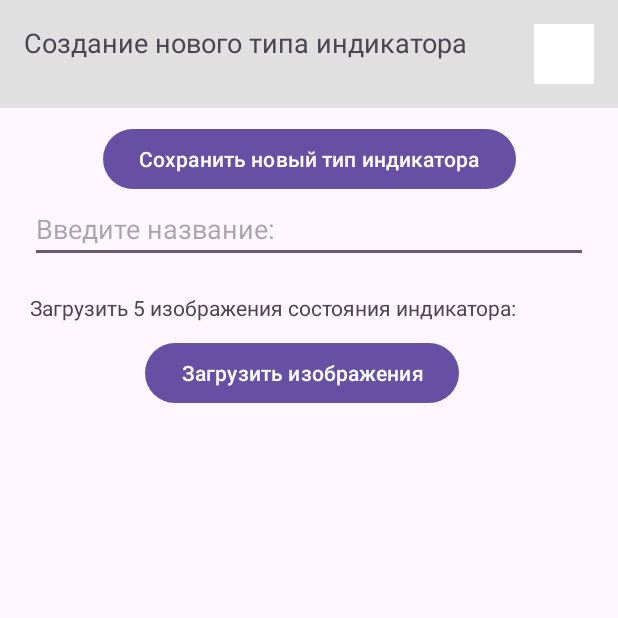
After one commit to NastyaKuznet/FocusTime, an Android app: the fragment NewTypeIndicatorFragment shown on its own in the app's theme, on a phone screen of 412 x 824 dp, the top half of it. The commit adds this screen. Run offline under Robolectric (Android 15) with nearby library versions, the phone set to English and light mode, and no system bars; libraries missing offline, so code that uses them is left out: by.kirich1409.viewbindingdelegate; 3 statements that could not run were skipped.

Commit message:
add type indicator

```diff
--- a/app/src/main/AndroidManifest.xml
+++ b/app/src/main/AndroidManifest.xml
@@ -3,6 +3,9 @@
     xmlns:tools="http://schemas.android.com/tools">
 
     <uses-permission android:name="android.permission.INTERNET"/>
+    <uses-permission android:name="android.permission.READ_MEDIA_IMAGES"
+        android:maxSdkVersion="32"/>
+    <uses-permission android:name="android.permission.READ_EXTERNAL_STORAGE" />
 
     <application
         android:name=".MyApplication"
--- /dev/null
+++ b/app/src/main/java/com/example/focustime/data/network/entities/request/AddImageBody.kt
@@ -0,0 +1,6 @@
+package com.example.focustime.data.network.entities.request
+
+data class AddImageBody(
+    val idType: Int,
+    val step: Int,
+)
--- a/app/src/main/java/com/example/focustime/di/AppBindsModule.kt
+++ b/app/src/main/java/com/example/focustime/di/AppBindsModule.kt
@@ -1,11 +1,7 @@
 package com.example.focustime.di
 
-import com.example.focustime.data.network.repositories.RemoteDatabaseRepository
-import com.example.focustime.data.network.repositories.RemoteDatabaseRepositoryImpl
-import com.example.focustime.domain.usecases.AuthorizationUserUseCase
-import com.example.focustime.domain.usecases.AuthorizationUserUseCaseImpl
-import com.example.focustime.domain.usecases.RegistrationUserUseCase
-import com.example.focustime.domain.usecases.RegistrationUserUseCaseImpl
+import com.example.focustime.data.network.repositories.*
+import com.example.focustime.domain.usecases.*
 import dagger.Binds
 import dagger.Module
 
@@ -21,4 +17,10 @@ interface AppBindsModule {
     @Binds
     fun bindRegistrationUserUseCase(repository: RegistrationUserUseCaseImpl): RegistrationUserUseCase
 
+    @Binds
+    fun bindUploadImageUseCase(repository: UploadImageUseCaseImpl): UploadImageUseCase
+
+    @Binds
+    fun bindAddTypeIndicatorUseCase(repository: AddTypeIndicatorUseCaseImpl): AddTypeIndicatorUseCase
+
 }
--- a/app/src/main/java/com/example/focustime/di/AppComponent.kt
+++ b/app/src/main/java/com/example/focustime/di/AppComponent.kt
@@ -2,6 +2,8 @@ package com.example.focustime.di
 
 import androidx.fragment.app.Fragment
 import com.example.focustime.presentation.authorization.AuthorizationFragment
+import com.example.focustime.presentation.createNewTypeIndicator.NewTypeIndicatorFragment
+import com.example.focustime.presentation.createTypeIndicator.CreateTypeIndicatorsFragment
 import com.example.focustime.presentation.registration.RegistrationFragment
 
 import dagger.Component
@@ -17,4 +19,6 @@ interface AppComponent {
 
     abstract fun inject(fragment: RegistrationFragment)
     abstract fun inject(fragment: AuthorizationFragment)
+    abstract fun inject(fragment: CreateTypeIndicatorsFragment)
+    abstract fun inject(fragment: NewTypeIndicatorFragment)
 }
--- a/app/src/main/java/com/example/focustime/di/ViewModelModule.kt
+++ b/app/src/main/java/com/example/focustime/di/ViewModelModule.kt
@@ -3,6 +3,7 @@ package com.example.focustime.di
 import androidx.lifecycle.ViewModel
 import androidx.lifecycle.ViewModelProvider
 import com.example.focustime.presentation.authorization.AuthorizationUserFragmentViewModel
+import com.example.focustime.presentation.createNewTypeIndicator.NewTypeIndicatorViewModel
 import com.example.focustime.presentation.registration.RegistrationUserFragmentViewModel
 import dagger.Binds
 import dagger.Module
@@ -23,4 +24,9 @@ abstract class ViewModelModule {
     @IntoMap
     @ViewModelKey(RegistrationUserFragmentViewModel::class)
     abstract fun bindRegistrationUserFragmentViewModel(viewModel: RegistrationUserFragmentViewModel): ViewModel
+
+    @Binds
+    @IntoMap
+    @ViewModelKey(NewTypeIndicatorViewModel::class)
+    abstract fun bindNewTypeIndicatorViewModel(viewModel: NewTypeIndicatorViewModel): ViewModel
 }
--- a/app/src/main/java/com/example/focustime/presentation/authorization/AuthorizationUserFragmentViewModel.kt
+++ b/app/src/main/java/com/example/focustime/presentation/authorization/AuthorizationUserFragmentViewModel.kt
@@ -25,12 +25,12 @@ class AuthorizationUserFragmentViewModel @Inject constructor(
         get() = _uiState
 
     fun authorization(nickname: String, password: String){
-        if(!UserValidation().validationRegistrationOrAuthorization(nickname, password)){
+        /*if(!UserValidation().validationRegistrationOrAuthorization(nickname, password)){
             _uiState.value = ResultUIUser(
                 User(0,"","",""),
                 ResultUIState.Error)
             return
-        }
+        }*/
 
         _uiState.value = ResultUIUser(
             User(0,"","",""),
--- /dev/null
+++ b/app/src/main/res/layout/fragment_new_type_indicator.xml
@@ -0,0 +1,86 @@
+<?xml version="1.0" encoding="utf-8"?>
+<ScrollView xmlns:android="http://schemas.android.com/apk/res/android"
+    android:layout_width="match_parent"
+    android:layout_height="match_parent"
+    xmlns:app="http://schemas.android.com/apk/res-auto">
+
+    <androidx.constraintlayout.widget.ConstraintLayout
+        android:layout_width="match_parent"
+        android:layout_height="wrap_content">
+        <LinearLayout
+            android:id="@+id/ll_head"
+            android:layout_width="match_parent"
+            android:layout_height="wrap_content"
+            android:orientation="horizontal"
+            android:padding="16dp"
+            android:background="@color/custom_background"
+            app:layout_constraintTop_toTopOf="parent"
+            app:layout_constraintStart_toStartOf="parent">
+
+            <TextView
+                android:id="@+id/screenTitle"
+                android:layout_width="0dp"
+                android:layout_weight="1"
+                android:layout_height="wrap_content"
+                android:text="Создание нового типа индикатора"
+                android:textSize="18sp" />
+
+            <ImageView
+                android:id="@+id/userAvatar"
+                android:layout_width="40dp"
+                android:layout_height="40dp"
+                android:background="@color/white"/>
+        </LinearLayout>
+
+        <Button
+            android:id="@+id/save"
+            android:layout_width="wrap_content"
+            android:layout_height="wrap_content"
+            android:layout_marginTop="10dp"
+            android:layout_marginBottom="10dp"
+            android:text="Сохранить новый тип индикатора"
+            app:layout_constraintTop_toBottomOf="@id/ll_head"
+            app:layout_constraintStart_toStartOf="parent"
+            app:layout_constraintEnd_toEndOf="parent"/>
+
+        <EditText
+            android:id="@+id/et_input_name"
+            android:layout_width="match_parent"
+            android:layout_height="wrap_content"
+            android:layout_marginStart="20dp"
+            android:layout_marginEnd="20dp"
+            android:hint="Введите название:"
+            app:layout_constraintTop_toBottomOf="@id/save"
+            app:layout_constraintStart_toStartOf="parent"/>
+
+        <TextView
+            android:id="@+id/tv_load"
+            android:layout_width="wrap_content"
+            android:layout_height="wrap_content"
+            android:layout_marginTop="20dp"
+            android:text="Загрузить 5 изображения состояния индикатора:"
+            app:layout_constraintTop_toBottomOf="@id/et_input_name"
+            app:layout_constraintStart_toStartOf="@id/et_input_name" />
+
+        <Button
+            android:id="@+id/load"
+            android:layout_width="wrap_content"
+            android:layout_height="wrap_content"
+            android:layout_marginTop="10dp"
+            android:layout_marginEnd="10dp"
+            android:text="Загрузить изображения"
+            app:layout_constraintTop_toBottomOf="@id/tv_load"
+            app:layout_constraintStart_toStartOf="parent"
+            app:layout_constraintEnd_toEndOf="parent"/>
+
+
+        <LinearLayout
+            android:id="@+id/container_images"
+            android:layout_width="match_parent"
+            android:layout_height="wrap_content"
+            android:orientation="vertical"
+            app:layout_constraintTop_toBottomOf="@id/load"/>
+
+
+    </androidx.constraintlayout.widget.ConstraintLayout>
+</ScrollView>
```
Also changed, not shown: app/src/main/java/com/example/focustime/data/network/entities/request/AddTypeIndicatorBody.kt (added, +7 -0 lines), app/src/main/java/com/example/focustime/data/network/repositories/RemoteDatabaseRepository.kt (+43 -6 lines), app/src/main/java/com/example/focustime/data/network/services/RemoteDatabaseService.kt (+8 -0 lines), app/src/main/java/com/example/focustime/domain/usecases/AddTypeIndicatorUseCase.kt (added, +18 -0 lines), app/src/main/java/com/example/focustime/domain/usecases/UploadImageUseCase.kt (added, +19 -0 lines), app/src/main/java/com/example/focustime/presentation/createNewTypeIndicator/NewTypeIndicatorFragment.kt (added, +126 -0 lines), app/src/main/java/com/example/focustime/presentation/createNewTypeIndicator/NewTypeIndicatorViewModel.kt (added, +70 -0 lines), app/src/main/java/com/example/focustime/presentation/createNewTypeIndicator/StateSave.kt (added, +7 -0 lines), app/src/main/java/com/example/focustime/presentation/createTypeIndicator/CreateTypeIndicatorsFragment.kt (+20 -13 lines).
